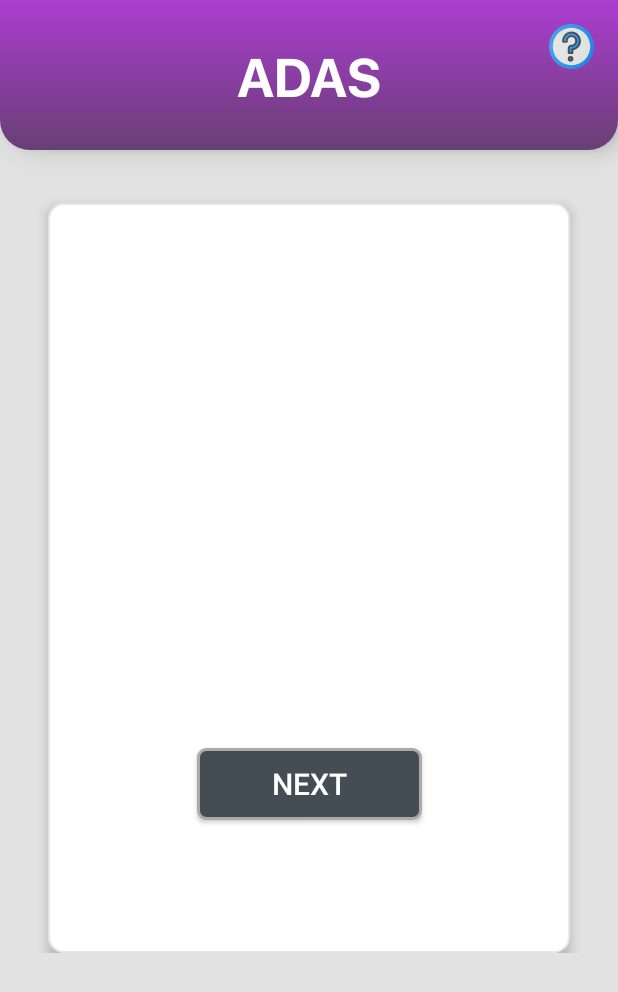
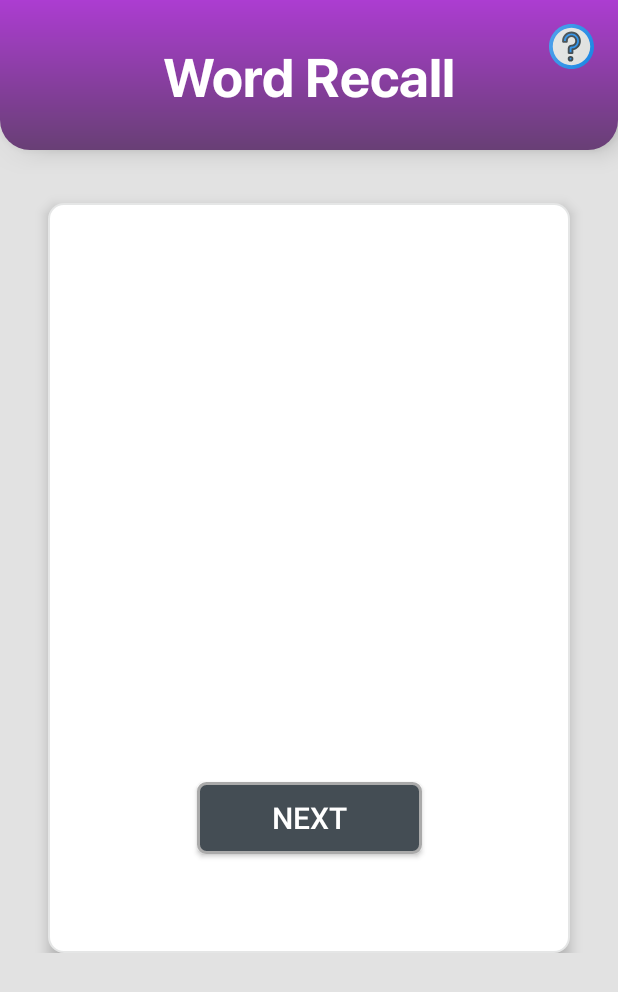
Before and after one commit to timeoutmode/ADAS, an Android app: the layout activity_wordrecall.xml on its own in the app's theme, with its tools: preview values and no code run, on a phone screen of 412 x 824 dp. Shown: the top 992 px of the screen. Run offline under Robolectric (Android 15) with nearby library versions, the phone set to English and light mode, and no system bars.

Commit message:
commit before merging from master

```diff
--- a/app/src/main/java/com/example/adas/LoginActivity.java
+++ b/app/src/main/java/com/example/adas/LoginActivity.java
@@ -28,7 +28,7 @@ import com.google.firebase.auth.FirebaseUser;
 
 import java.util.Objects;
 
-public class LoginActivity extends AppCompatActivity {
+public class  LoginActivity extends AppCompatActivity {
     private static final String TAG = "LoginActivity";
     private Button btnLogin;
     private TextView tvRegister;
--- a/app/src/main/res/layout/activity_wordrecall.xml
+++ b/app/src/main/res/layout/activity_wordrecall.xml
@@ -26,7 +26,7 @@
                 android:id="@+id/textView9"
                 android:layout_width="wrap_content"
                 android:layout_height="wrap_content"
-                android:text="ADAS"
+                android:text="Word Recall"
                 android:textColor="@android:color/white"
                 android:textSize="36sp"
                 android:textStyle="bold"
@@ -86,8 +86,10 @@
                 android:textSize="20sp"
                 app:layout_constraintBottom_toBottomOf="parent"
                 app:layout_constraintEnd_toEndOf="parent"
+                app:layout_constraintHorizontal_bias="0.502"
                 app:layout_constraintStart_toStartOf="parent"
-                app:layout_constraintTop_toBottomOf="@+id/randWord" />
+                app:layout_constraintTop_toBottomOf="@+id/randWord"
+                app:layout_constraintVertical_bias="0.629" />
 
         </androidx.constraintlayout.widget.ConstraintLayout>
 
--- a/build.gradle
+++ b/build.gradle
@@ -7,7 +7,7 @@ buildscript {
 
     }
     dependencies {
-        classpath 'com.android.tools.build:gradle:3.5.1'
+        classpath 'com.android.tools.build:gradle:3.5.2'
         classpath 'com.google.gms:google-services:4.3.2'
 
         // NOTE: Do not place your application dependencies here; they belong
```
Also changed, not shown: app/src/main/AndroidManifest.xml (+5 -4 lines), app/src/main/java/com/example/adas/WordRecall/WordRecall.java (+10 -7 lines).
